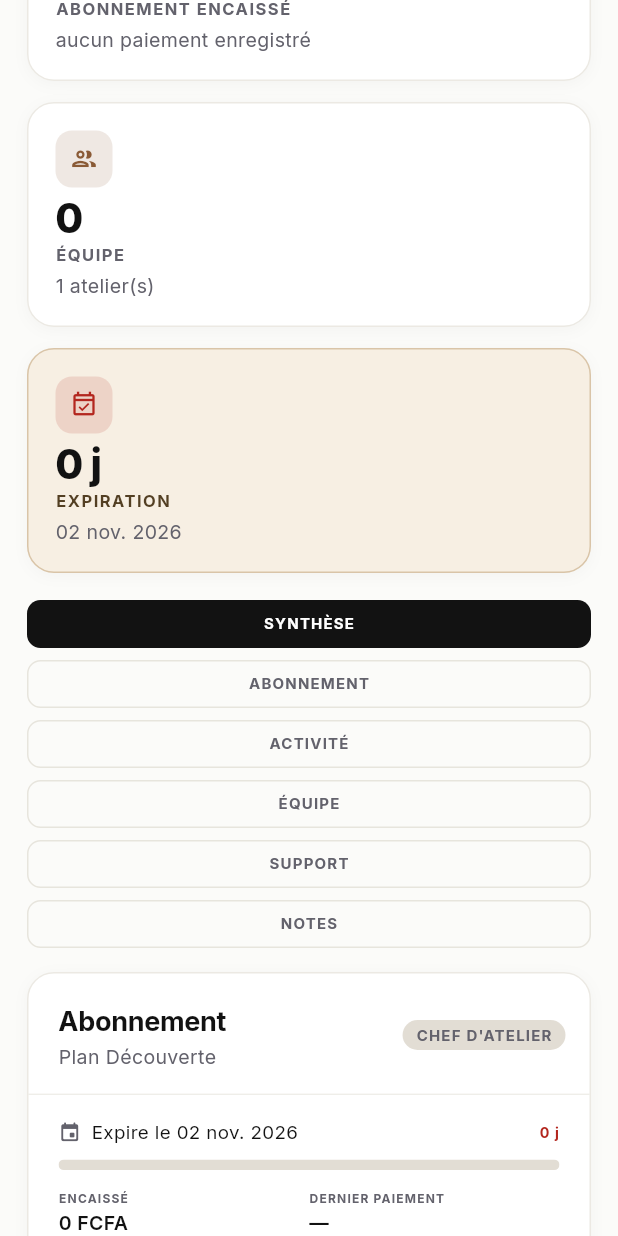
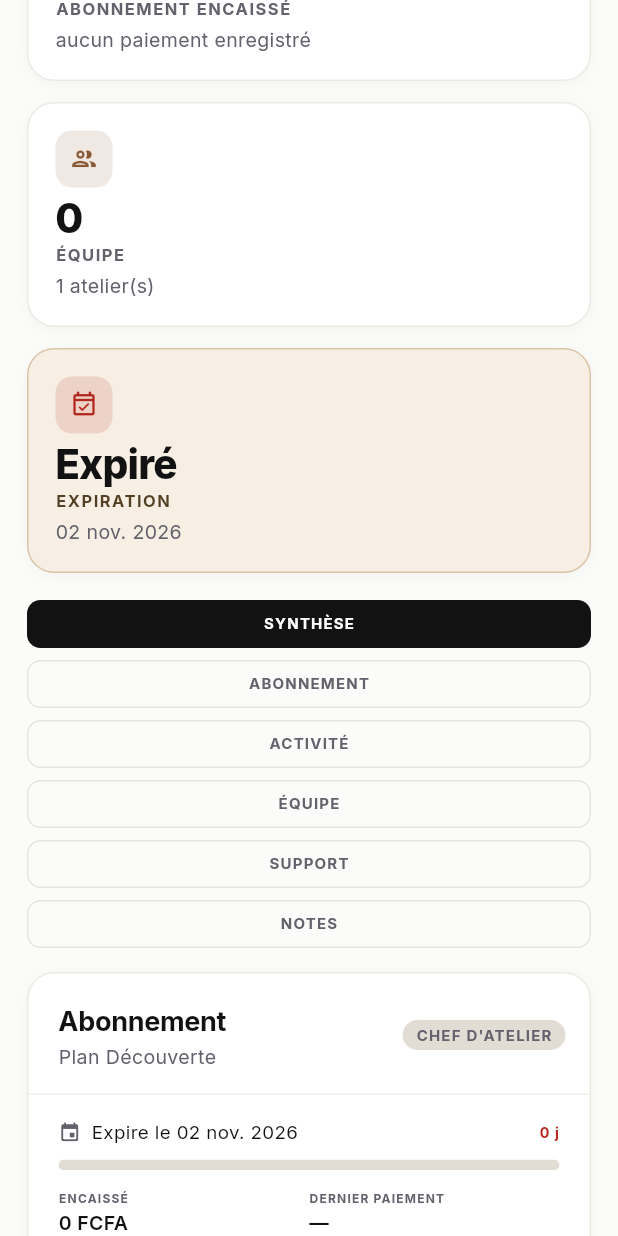
Before and after one commit to princesall/AtCouture, a Flutter app: the AdminAccount360Page screen opened directly with empty values, scrolled down 1152 dp, on a phone screen of 412 x 824 dp. Run offline on Flutter 3.47's test engine with Material 3 defaults, Android fonts, the phone set to English and light mode, and no system bars; our stand-ins replace audioplayers, cloud_firestore, connectivity_plus, equatable, firebase_auth, firebase_core and 12 more; missing offline and left inert: phosphor_glyphs, record; accounts and stored records are empty; statements that could not run were skipped.

Commit message:
Corrige les actions et les compteurs de la fiche styliste 360
- showAdminSnack/adminConfirm/adminPickPlan lisaient le theme avec un watch hors build : toute action de la fiche (note, paiement, plan...) levait l'assertion provider en debug. Ajout de context.colorsRead (lecture non ecoutante).

- menu d'actions de la fiche 360 : libelles longs qui debordaient du menu (256 px) ; menu elargi et libelle en Flexible.

- expiration : jours calendaires (Formatters.daysUntil) au lieu de tranches de 24 h ; 12 jours restants affichent 12 j et non 11 j, un compte expire depuis quelques heures affiche Expire et non 0 j.

- renouvellement 12 mois : prolonge depuis l'echeance en cours au lieu de la ramener a J+365.

- tests : actions fiche 360 (note + changement de plan), renouvellement, jours calendaires.

```diff
--- a/lib/admin/pages/admin_account_360_page.dart
+++ b/lib/admin/pages/admin_account_360_page.dart
@@ -742,6 +742,10 @@ class _AccountHeader extends StatelessWidget {
                 PopupMenuButton<String>(
                   enabled: !busy,
                   tooltip: 'Actions',
+                  // Les libellés d'actions sont longs (« Réinitialiser le mot
+                  // de passe ») : sans élargissement explicite, le menu par
+                  // défaut (256 px) débordait de plus de 100 px en debug.
+                  constraints: const BoxConstraints(minWidth: 220, maxWidth: 320),
                   icon: Icon(
                     Icons.more_horiz_rounded,
                     color: c.onSurfaceVariant,
@@ -809,7 +813,13 @@ class _AccountHeader extends StatelessWidget {
         children: [
           Icon(icon, size: 16, color: Colors.grey),
           const SizedBox(width: 9),
-          Text(label),
+          Flexible(
+            child: Text(
+              label,
+              maxLines: 1,
+              overflow: TextOverflow.ellipsis,
+            ),
+          ),
         ],
       ),
     );
@@ -904,13 +914,15 @@ class _KpiGrid extends StatelessWidget {
         label: 'EXPIRATION',
         value: days == null
             ? '—'
-            : (days < 0 ? 'Expiré' : '$days j'),
+            : (data.hasExpired ? 'Expiré' : '$days j'),
         icon: Icons.event_available_outlined,
-        accent: days != null && days <= 7 ? c.statusProblem : c.statusDone,
+        accent: data.hasExpired || (days != null && days <= 7)
+            ? c.statusProblem
+            : c.statusDone,
         hint: data.user.planExpiresAt == null
             ? 'sans date d\'expiration'
             : Formatters.date.format(data.user.planExpiresAt!),
-        highlight: days != null && days <= 7,
+        highlight: data.hasExpired || (days != null && days <= 7),
       ),
     ];
 
--- a/lib/admin/widgets/admin_dialogs.dart
+++ b/lib/admin/widgets/admin_dialogs.dart
@@ -13,7 +13,7 @@ Future<bool> adminConfirm(
   String confirmLabel = 'Confirmer',
   bool danger = false,
 }) async {
-  final c = context.colors;
+  final c = context.colorsRead;
   final result = await showDialog<bool>(
     context: context,
     barrierDismissible: true,
@@ -97,7 +97,7 @@ Future<SubscriptionPlan?> adminPickPlan(
   BuildContext context, {
   required SubscriptionPlan current,
 }) async {
-  final c = context.colors;
+  final c = context.colorsRead;
   final result = await showDialog<SubscriptionPlan>(
     context: context,
     builder: (context) => Dialog(
@@ -263,7 +263,7 @@ class _PlanOptionState extends State<_PlanOption> {
 
 /// Snackbar cohérente avec la charte (et lisible en clair comme en sombre).
 void showAdminSnack(BuildContext context, String message, {bool error = false}) {
-  final c = context.colors;
+  final c = context.colorsRead;
   ScaffoldMessenger.of(context)
     ..hideCurrentSnackBar()
     ..showSnackBar(
--- a/lib/core/utils/formatters.dart
+++ b/lib/core/utils/formatters.dart
@@ -15,6 +15,22 @@ abstract final class Formatters {
   static final DateFormat monthYear = DateFormat('MMMM yyyy', 'fr_FR');
 
   static String formatCurrency(int amount) => currency.format(amount);
+
+  /// Jours calendaires entre [from] (aujourd'hui par défaut) et [date].
+  ///
+  /// 0 = aujourd'hui, 1 = demain, négatif = date passée. On compare des
+  /// JOURS et non des durées : un abonnement qui expire demain à 09 h compte
+  /// pour « 1 jour », alors que `difference().inDays` renvoyait 0 tant qu'il
+  /// restait moins de 24 h — et affichait donc « 0 j » (voire « 11 j » pour
+  /// une échéance à 12 jours) dans la fiche 360 et les listes d'abonnements.
+  static int daysUntil(DateTime date, {DateTime? from}) {
+    final now = from ?? DateTime.now();
+    // Dates « nues » en UTC : insensible aux heures et aux changements
+    // d'heure (aucun risque de 23 h / 25 h arrondies à 0 jour).
+    final today = DateTime.utc(now.year, now.month, now.day);
+    final target = DateTime.utc(date.year, date.month, date.day);
+    return target.difference(today).inDays;
+  }
 
   /// Version courte pour les cartes de statistique, où un montant complet
   /// (« 1 250 000 FCFA ») ne tient pas dans la typo d'affichage.
--- a/lib/models/admin_account.dart
+++ b/lib/models/admin_account.dart
@@ -366,7 +366,7 @@ class Account360Data {
   int? get daysBeforeExpiry {
     final expiry = user.planExpiresAt;
     if (expiry == null) return null;
-    return expiry.difference(DateTime.now()).inDays;
+    return Formatters.daysUntil(expiry);
   }
 
   SubscriptionPayment? get lastPayment {
@@ -385,7 +385,7 @@ class Account360Data {
 
   bool get expiringSoon {
     final days = daysBeforeExpiry;
-    return days != null && days >= 0 && days <= 7;
+    return days != null && days >= 0 && days <= 7 && !hasExpired;
   }
 
   List<AccountTimelineEvent> get timeline {
--- a/lib/services/account_360_service.dart
+++ b/lib/services/account_360_service.dart
@@ -1,5 +1,6 @@
 import 'package:cloud_firestore/cloud_firestore.dart' hide Order;
 
+import '../core/utils/formatters.dart';
 import '../data/admin_demo_data.dart';
 import '../models/admin_account.dart';
 import '../models/app_user.dart';
@@ -648,13 +649,17 @@ class Account360Service {
 
     final expiry = user.planExpiresAt;
     if (expiry != null) {
-      final days = expiry.difference(now).inDays;
-      if (days < 0) {
+      // Jours calendaires : une échéance demain compte pour 1 jour, et un
+      // abonnement expiré depuis quelques heures reste bien « expiré ».
+      final days = Formatters.daysUntil(expiry, from: now);
+      if (expiry.isBefore(now)) {
         alerts.add(
           AccountQualityAlert(
             kind: AccountQualityKind.expired,
             label: 'Abonnement expiré',
-            detail: 'Expiré depuis ${days.abs()} jours.',
+            detail: days == 0
+                ? 'Échéance dépassée aujourd\'hui.'
+                : 'Expiré depuis ${days.abs()} jours.',
             severity: 3,
           ),
         );
@@ -662,7 +667,7 @@ class Account360Service {
         alerts.add(
           AccountQualityAlert(
             kind: AccountQualityKind.expiringSoon,
-            label: 'Expire dans $days jours',
+            label: days == 0 ? 'Expire aujourd\'hui' : 'Expire dans $days jours',
             detail: 'Une relance ou un renouvellement est recommandé.',
             severity: 2,
           ),
```
Also changed, not shown: lib/admin/pages/admin_stylists_page.dart (+7 -3 lines), lib/admin/pages/admin_subscriptions_page.dart (+4 -3 lines), lib/core/theme/build_context_colors.dart (+10 -0 lines), lib/data/admin_demo_data.dart (+10 -2 lines), 2 other files.
